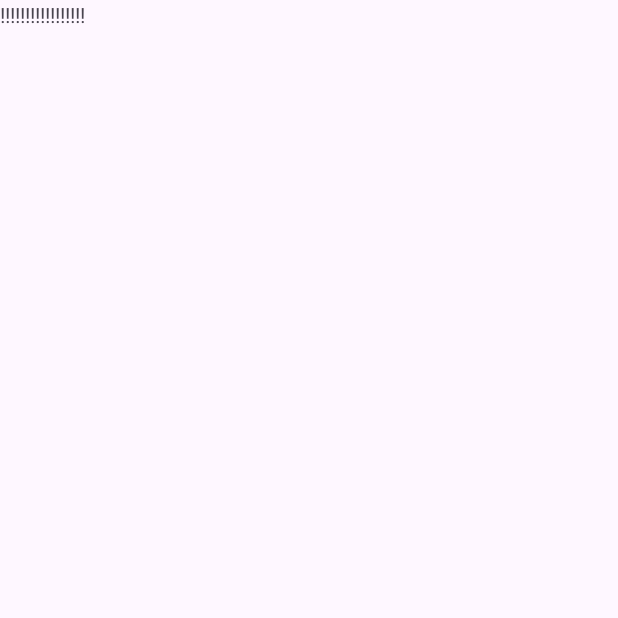
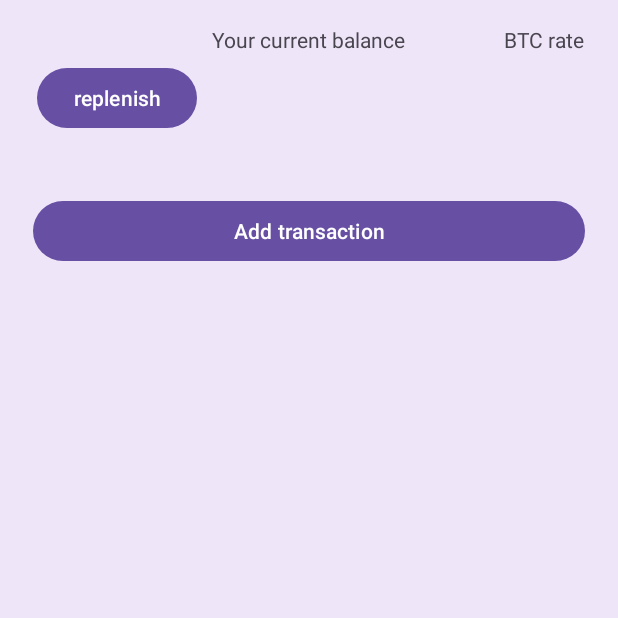
Before and after one commit to anarion-Vika/BitSpender, an Android app: the screen it shows after launch (StartActivity), on a phone screen of 412 x 824 dp, the top half of it. Before the commit the part shown is almost empty. Run offline under Robolectric (Android 15) with nearby library versions, the phone set to English and light mode, and no system bars; our stand-ins replace Dagger/Hilt's generated code, data binding, paging.

Commit message:
Added models TransactionUiItem,TransactionScreenState. Added adapter and TransactionDiffUtil for it. Added some logic in MainTransactionFragment. Added item_date and item_transaction.xml for adapter. Added observer extension and for data formater extension

```diff
--- a/app/src/main/java/com/example/bitspender/presentation/transaction/MainTransactionFragment.kt
+++ b/app/src/main/java/com/example/bitspender/presentation/transaction/MainTransactionFragment.kt
@@ -2,11 +2,16 @@ package com.example.bitspender.presentation.transaction
 
 import android.os.Bundle
 import android.view.View
+import androidx.core.content.ContextCompat
 import androidx.lifecycle.ViewModelProvider
+import androidx.navigation.fragment.findNavController
+import androidx.recyclerview.widget.DividerItemDecoration
+import androidx.recyclerview.widget.LinearLayoutManager
 import com.example.bitspender.R
 import com.example.bitspender.databinding.FragmentMainTransactionBinding
 import com.example.bitspender.di.utils.Injectable
 import com.example.bitspender.presentation.base.BaseFragment
+import com.example.bitspender.presentation.transaction.adapter.TransactionAdapter
 
 class MainTransactionFragment : BaseFragment<FragmentMainTransactionBinding>(), Injectable {
 
@@ -17,9 +22,32 @@ class MainTransactionFragment : BaseFragment<FragmentMainTransactionBinding>(),
         ViewModelProvider(this, viewModelFactory)[MainTransactionViewModel::class.java]
     }
 
+    private val adapter by lazy { TransactionAdapter() }
+
     override fun onViewCreated(view: View, savedInstanceState: Bundle?) {
         super.onViewCreated(view, savedInstanceState)
 
+        setUpOnClickListeners()
+        setUpAdapter()
+    }
+
+    private fun setUpAdapter() {
+        binding.rvTransactions.layoutManager = LinearLayoutManager(requireContext())
+        binding.rvTransactions.adapter = adapter
+
+        val dividerItemDecoration = DividerItemDecoration(context, DividerItemDecoration.VERTICAL)
+        ContextCompat.getDrawable(requireContext(), R.drawable.divider)?.let {
+            dividerItemDecoration.setDrawable(it)
+        }
+        binding.rvTransactions.addItemDecoration(dividerItemDecoration)
+    }
+
+    private fun setUpOnClickListeners() {
+        with(binding) {
+            btnAddTransaction.setOnClickListener {
+                findNavController().navigate(MainTransactionFragmentDirections.actionTransactionsFragmentToAddTransactionFragment())
+            }
+        }
     }
 
 }
--- /dev/null
+++ b/app/src/main/res/drawable/divider.xml
@@ -0,0 +1,5 @@
+<?xml version="1.0" encoding="utf-8"?>
+<shape xmlns:android="http://schemas.android.com/apk/res/android">
+    <size android:height="1dp" />
+    <solid android:color="@color/purple" />
+</shape>
--- a/app/src/main/res/layout/fragment_main_transaction.xml
+++ b/app/src/main/res/layout/fragment_main_transaction.xml
@@ -1,14 +1,82 @@
 <?xml version="1.0" encoding="utf-8"?>
-<layout xmlns:android="http://schemas.android.com/apk/res/android">
+<layout xmlns:android="http://schemas.android.com/apk/res/android"
+    xmlns:tools="http://schemas.android.com/tools">
 
     <androidx.constraintlayout.widget.ConstraintLayout xmlns:app="http://schemas.android.com/apk/res-auto"
         android:layout_width="match_parent"
+        android:background="@color/lightPurple"
         android:layout_height="match_parent">
 
+        <Button
+            android:id="@+id/btnReplenish"
+            android:layout_width="wrap_content"
+            android:layout_height="wrap_content"
+            android:text="@string/replenish"
+            app:layout_constraintBottom_toBottomOf="@id/tvBalance"
+            app:layout_constraintEnd_toStartOf="@id/tvBalance"
+            app:layout_constraintStart_toStartOf="parent"
+            app:layout_constraintTop_toTopOf="@id/tvBalance" />
+
         <TextView
+            android:layout_width="wrap_content"
+            android:layout_height="wrap_content"
+            android:layout_marginBottom="4dp"
+            android:text="@string/your_current_balance"
+            app:layout_constraintBottom_toTopOf="@id/tvBalance"
+            app:layout_constraintEnd_toEndOf="@id/tvBalance"
+            app:layout_constraintStart_toStartOf="@id/tvBalance" />
+
+        <TextView
+            android:id="@+id/tvBalance"
+            android:layout_width="100dp"
+            android:layout_height="50dp"
+            android:layout_marginTop="40dp"
+            android:textAlignment="center"
+            android:textSize="22sp"
+            app:layout_constraintEnd_toEndOf="parent"
+            app:layout_constraintStart_toStartOf="parent"
+            app:layout_constraintTop_toTopOf="parent"
+            tools:text="10000" />
+
+        <TextView
+            android:layout_width="wrap_content"
+            android:layout_height="wrap_content"
+            android:layout_marginBottom="4dp"
+            android:text="@string/current_btc_rate"
+            app:layout_constraintBottom_toTopOf="@id/tvBtcRate"
+            app:layout_constraintEnd_toEndOf="@id/tvBtcRate"
+            app:layout_constraintStart_toStartOf="@id/tvBtcRate" />
+
+        <TextView
+            android:id="@+id/tvBtcRate"
+            android:layout_width="50dp"
+            android:layout_height="50dp"
+            android:layout_marginTop="40dp"
+            android:layout_marginEnd="24dp"
+            android:textAlignment="center"
+            android:textSize="22sp"
+            app:layout_constraintEnd_toEndOf="parent"
+            app:layout_constraintTop_toTopOf="parent"
+            tools:text="100" />
+
+        <Button
+            android:id="@+id/btnAddTransaction"
             android:layout_width="match_parent"
             android:layout_height="wrap_content"
-            android:text="!!!!!!!!!!!!!!!!!"
-            app:layout_constraintTop_toTopOf="parent" />
+            android:layout_marginHorizontal="22dp"
+            android:layout_marginTop="40dp"
+            android:text="@string/add_transaction"
+            app:layout_constraintTop_toBottomOf="@id/tvBalance" />
+
+        <androidx.recyclerview.widget.RecyclerView
+            android:id="@+id/rvTransactions"
+            android:layout_width="match_parent"
+            android:layout_height="0dp"
+            app:layoutManager="androidx.recyclerview.widget.LinearLayoutManager"
+            app:layout_constraintBottom_toBottomOf="parent"
+            app:layout_constraintTop_toBottomOf="@id/btnAddTransaction"
+            tools:itemCount="10"
+            tools:listitem="@layout/item_transaction" />
+
     </androidx.constraintlayout.widget.ConstraintLayout>
 </layout>
--- a/app/src/main/res/values/colors.xml
+++ b/app/src/main/res/values/colors.xml
@@ -2,4 +2,8 @@
 <resources>
     <color name="black">#FF000000</color>
     <color name="white">#FFFFFFFF</color>
+    <color name="violet">#341564</color>
+    <color name="purple">#584B80</color>
+    <color name="lightPurple">#1A6047BD</color>
+
 </resources>
--- a/app/src/main/res/values/strings.xml
+++ b/app/src/main/res/values/strings.xml
@@ -1,3 +1,7 @@
 <resources>
     <string name="app_name">BitSpender</string>
+    <string name="replenish">replenish</string>
+    <string name="your_current_balance">Your current balance</string>
+    <string name="current_btc_rate">BTC rate</string>
+    <string name="add_transaction">Add transaction</string>
 </resources>
```
Also changed, not shown: app/src/main/java/com/example/bitspender/presentation/transaction/MainTransactionViewModel.kt (+56 -1 lines), app/src/main/java/com/example/bitspender/presentation/transaction/TransactionStateScreen.kt (added, +11 -0 lines), app/src/main/java/com/example/bitspender/presentation/transaction/adapter/TransactionAdapter.kt (added, +69 -0 lines), app/src/main/java/com/example/bitspender/presentation/transaction/adapter/TransactionDiffUtil.kt (added, +43 -0 lines), app/src/main/java/com/example/bitspender/presentation/transaction/adapter/TransactionUiItem.kt (added, +9 -0 lines), app/src/main/java/com/example/bitspender/presentation/utils/DataExtensions.kt (added, +15 -0 lines), app/src/main/java/com/example/bitspender/presentation/utils/ObserveExt.kt (added, +24 -0 lines), app/src/main/res/layout/item_date.xml (added, +24 -0 lines), app/src/main/res/layout/item_transaction.xml (added, +44 -0 lines).
